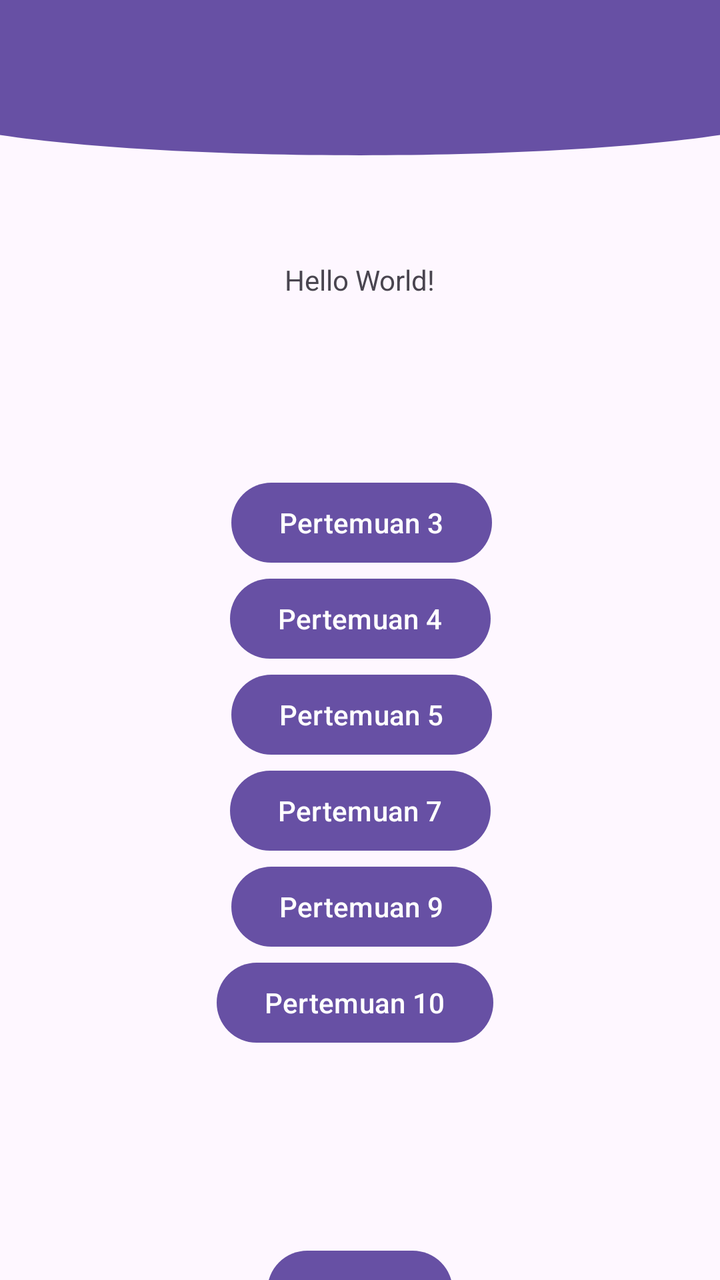
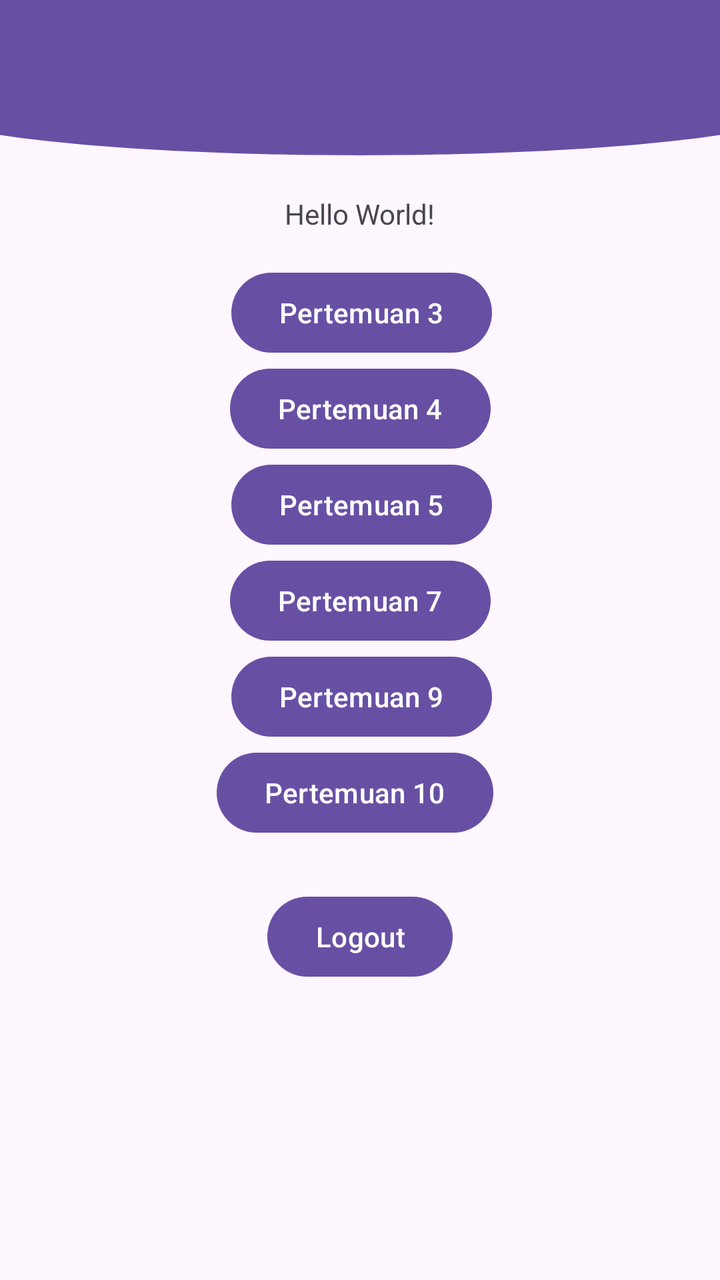

An Android layout rendered at two revisions. The XML below is the earlier revision; the diff shows what the commit changed to produce the second picture.
<!-- AndroidManifest.xml: application theme Theme.SonicApps -->
<!-- res/layout/fragment_home.xml -->
<?xml version="1.0" encoding="utf-8"?>
<androidx.constraintlayout.widget.ConstraintLayout
    xmlns:android="http://schemas.android.com/apk/res/android"
    xmlns:tools="http://schemas.android.com/tools"
    android:layout_width="match_parent"
    android:layout_height="match_parent"
    xmlns:app="http://schemas.android.com/apk/res-auto"
    tools:context=".Home.HomeFragment">

    <View
        android:id="@+id/background_header"
        android:layout_width="0dp"
        android:layout_height="90dp"
        android:background="@drawable/bg_header_wave"
        app:layout_constraintEnd_toEndOf="parent"
        app:layout_constraintStart_toStartOf="parent"
        app:layout_constraintTop_toTopOf="parent" />

    <androidx.appcompat.widget.Toolbar
        android:id="@+id/toolbar"
        android:layout_width="match_parent"
        android:layout_height="?attr/actionBarSize"
        android:background="?attr/colorPrimary"
        app:layout_constraintEnd_toEndOf="parent"
        app:layout_constraintStart_toStartOf="parent"
        app:layout_constraintTop_toTopOf="parent"
        app:layout_scrollFlags="scroll|snap"
        app:subtitleTextColor="@android:color/white"
        app:titleTextColor="@android:color/white" />

    <TextView
        android:id="@+id/textView4"
        android:layout_width="wrap_content"
        android:layout_height="wrap_content"
        android:text="Hello World!"
        app:layout_constraintBottom_toBottomOf="parent"
        app:layout_constraintEnd_toEndOf="parent"
        app:layout_constraintStart_toStartOf="parent"
        app:layout_constraintTop_toTopOf="parent"
        app:layout_constraintVertical_bias="0.21" />

    <Button
        android:id="@+id/btnToFourth"
        android:layout_width="wrap_content"
        android:layout_height="wrap_content"
        android:text="Pertemuan 4"
        app:layout_constraintEnd_toEndOf="parent"
        app:layout_constraintStart_toStartOf="parent"
        app:layout_constraintTop_toBottomOf="@+id/btnToThird" />

    <Button
        android:id="@+id/btnToThird"
        android:layout_width="wrap_content"
        android:layout_height="wrap_content"
        android:layout_marginTop="88dp"
        android:text="Pertemuan 3"
        app:layout_constraintEnd_toEndOf="parent"
        app:layout_constraintHorizontal_bias="0.503"
        app:layout_constraintStart_toStartOf="parent"
        app:layout_constraintTop_toBottomOf="@+id/textView4" />

    <Button
        android:id="@+id/btnToFifth"
        android:layout_width="wrap_content"
        android:layout_height="wrap_content"
        android:text="Pertemuan 5"
        app:layout_constraintEnd_toEndOf="parent"
        app:layout_constraintHorizontal_bias="0.503"
        app:layout_constraintStart_toStartOf="parent"
        app:layout_constraintTop_toBottomOf="@+id/btnToFourth" />

    <Button
        android:id="@+id/btnToSeventh"
        android:layout_width="wrap_content"
        android:layout_height="wrap_content"
        android:text="Pertemuan 7"
        app:layout_constraintEnd_toEndOf="parent"
        app:layout_constraintStart_toStartOf="parent"
        app:layout_constraintTop_toBottomOf="@+id/btnToFifth" />

    <Button
        android:id="@+id/btnToNinth"
        android:layout_width="wrap_content"
        android:layout_height="wrap_content"
        android:layout_marginTop="48dp"
        android:text="Pertemuan 9"
        app:layout_constraintEnd_toEndOf="parent"
        app:layout_constraintHorizontal_bias="0.503"
        app:layout_constraintStart_toStartOf="parent"
        app:layout_constraintTop_toBottomOf="@+id/btnToFifth" />

    <Button
        android:id="@+id/btnToTenth"
        android:layout_width="wrap_content"
        android:layout_height="wrap_content"
        android:text="Pertemuan 10"
        app:layout_constraintEnd_toEndOf="parent"
        app:layout_constraintHorizontal_bias="0.488"
        app:layout_constraintStart_toStartOf="parent"
        app:layout_constraintTop_toBottomOf="@+id/btnToNinth" />

    <Button
        android:id="@+id/btnLogout"
        android:layout_width="wrap_content"
        android:layout_height="wrap_content"
        android:layout_marginTop="96dp"
        android:text="Logout"
        app:layout_constraintEnd_toEndOf="parent"
        app:layout_constraintStart_toStartOf="parent"
        app:layout_constraintTop_toBottomOf="@+id/btnToTenth" />

</androidx.constraintlayout.widget.ConstraintLayout>
<!-- resources referenced by this layout -->
<resources>
  <!-- drawable bg_header_wave (drawable) -->
  <vector xmlns:android="http://schemas.android.com/apk/res/android"
      android:width="100dp"
      android:height="100dp"
      android:viewportWidth="100"
      android:viewportHeight="100">
  
      
      <path
          android:fillColor="?attr/colorPrimary"
          android:pathData="
              M0,0
              L100,0
              L100,75
              C 75,90
                25,90
                0,75
              Z" />" />
  </vector>
  <style name="Theme.SonicApps" parent="Base.Theme.SonicApps" />
  <style name="Base.Theme.SonicApps" parent="Theme.Material3.DayNight.NoActionBar">
          
          
      </style>
</resources>

<!-- the commit's change to res/layout/fragment_home.xml (unified diff, before → after) -->
@@ -37,7 +37,7 @@
         app:layout_constraintEnd_toEndOf="parent"
         app:layout_constraintStart_toStartOf="parent"
         app:layout_constraintTop_toTopOf="parent"
-        app:layout_constraintVertical_bias="0.21" />
+        app:layout_constraintVertical_bias="0.157" />
 
     <Button
         android:id="@+id/btnToFourth"
@@ -52,7 +52,7 @@
         android:id="@+id/btnToThird"
         android:layout_width="wrap_content"
         android:layout_height="wrap_content"
-        android:layout_marginTop="88dp"
+        android:layout_marginTop="16dp"
         android:text="Pertemuan 3"
         app:layout_constraintEnd_toEndOf="parent"
         app:layout_constraintHorizontal_bias="0.503"
@@ -99,11 +99,22 @@
         app:layout_constraintStart_toStartOf="parent"
         app:layout_constraintTop_toBottomOf="@+id/btnToNinth" />
 
+    <androidx.recyclerview.widget.RecyclerView
+        android:id="@+id/rvProducts"
+        android:layout_width="match_parent"
+        android:layout_height="200dp"
+        android:layout_marginTop="20dp"
+        android:padding="8dp"
+        app:layout_constraintEnd_toEndOf="parent"
+        app:layout_constraintHorizontal_bias="0.0"
+        app:layout_constraintStart_toStartOf="parent"
+        app:layout_constraintTop_toBottomOf="@+id/btnLogout" />
+
     <Button
         android:id="@+id/btnLogout"
         android:layout_width="wrap_content"
         android:layout_height="wrap_content"
-        android:layout_marginTop="96dp"
+        android:layout_marginTop="24dp"
         android:text="Logout"
         app:layout_constraintEnd_toEndOf="parent"
         app:layout_constraintStart_toStartOf="parent"
